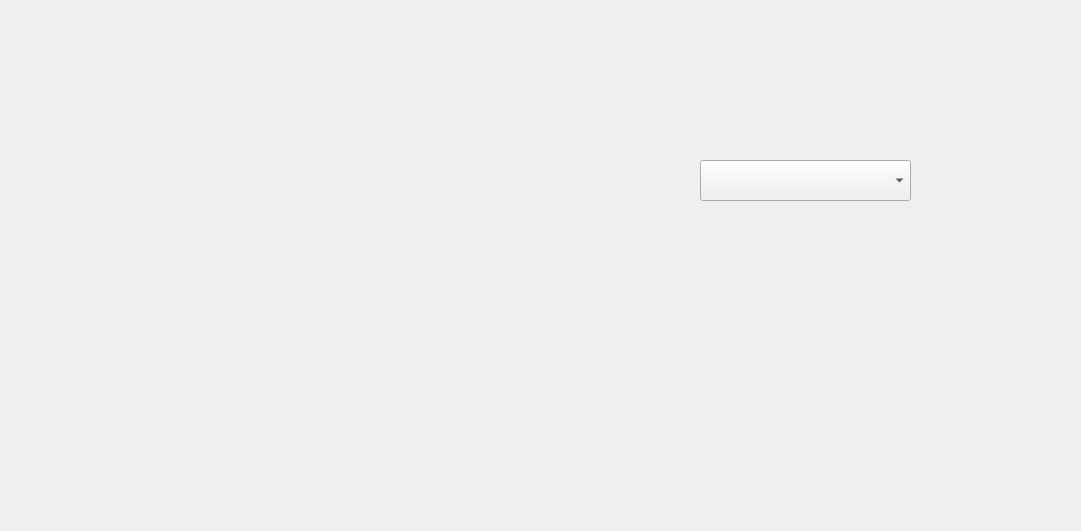
The window that BasketBallSystem/mainwindow.ui (ohadharel1/BasketBallSystem) describes before a commit, drawn with Qt 5; both pictures show x 0 to 1081 and y 0 to 531 of the 1280 by 800 pixel window.
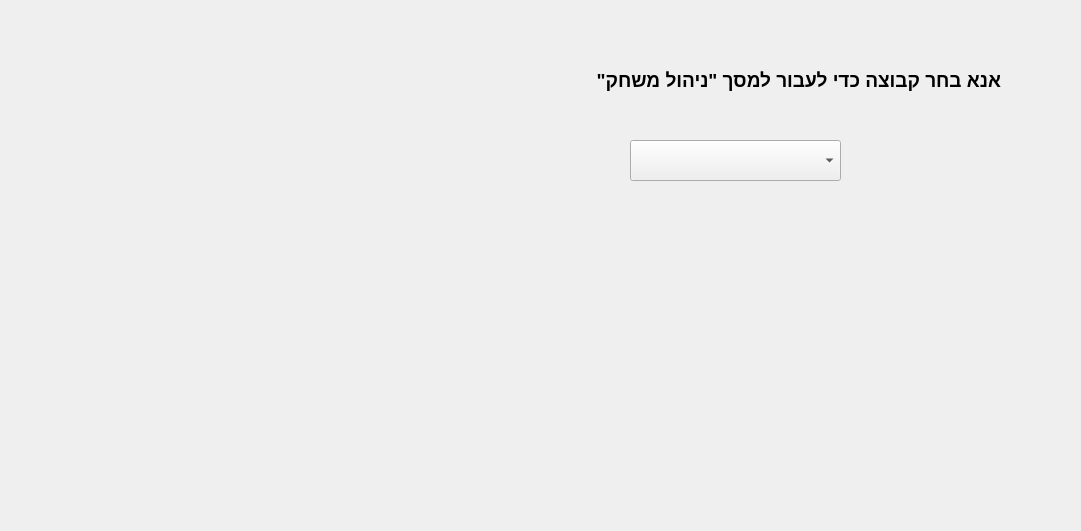
The same window after the commit. The open tabs and pages were chosen to show the change. Icons and pictures are not drawn.

Diff of the .ui file:
```diff
--- a/BasketBallSystem/mainwindow.ui
+++ b/BasketBallSystem/mainwindow.ui
@@ -48,7 +48,7 @@
     <property name="geometry">
      <rect>
       <x>0</x>
-      <y>20</y>
+      <y>0</y>
       <width>1280</width>
       <height>720</height>
      </rect>
@@ -189,7 +189,7 @@
      <widget class="QComboBox" name="MainWindowTeamSelectionComboBox">
       <property name="geometry">
        <rect>
-        <x>700</x>
+        <x>630</x>
         <y>140</y>
         <width>211</width>
         <height>41</height>
@@ -198,12 +198,12 @@
      </widget>
      <widget class="QPushButton" name="MainWindowTeamSelectionSelectBtn">
       <property name="enabled">
-       <bool>true</bool>
+       <bool>false</bool>
       </property>
       <property name="geometry">
        <rect>
-        <x>500</x>
-        <y>120</y>
+        <x>760</x>
+        <y>400</y>
         <width>131</width>
         <height>71</height>
        </rect>
@@ -257,7 +257,7 @@
      </widget>
      <widget class="QPushButton" name="MainWindowTeamSelectionEditDataBtn">
       <property name="enabled">
-       <bool>false</bool>
+       <bool>true</bool>
       </property>
       <property name="geometry">
        <rect>
@@ -320,8 +320,8 @@
       </property>
       <property name="geometry">
        <rect>
-        <x>150</x>
-        <y>230</y>
+        <x>460</x>
+        <y>130</y>
         <width>131</width>
         <height>71</height>
        </rect>
@@ -373,6 +373,27 @@
        <bool>true</bool>
       </property>
      </widget>
+     <widget class="QLabel" name="MainWindowTeamSelectionLabel">
+      <property name="geometry">
+       <rect>
+        <x>430</x>
+        <y>60</y>
+        <width>571</width>
+        <height>41</height>
+       </rect>
+      </property>
+      <property name="font">
+       <font>
+        <family>Arial</family>
+        <pointsize>14</pointsize>
+        <weight>75</weight>
+        <bold>true</bold>
+       </font>
+      </property>
+      <property name="text">
+       <string>אנא בחר קבוצה כדי לעבור למסך &quot;ניהול משחק&quot;</string>
+      </property>
+     </widget>
     </widget>
     <widget class="QWidget" name="MainWindowGameManagment">
      <property name="styleSheet">
```
Left out of the diff: 13 changed lines with no effect on the pictures.
